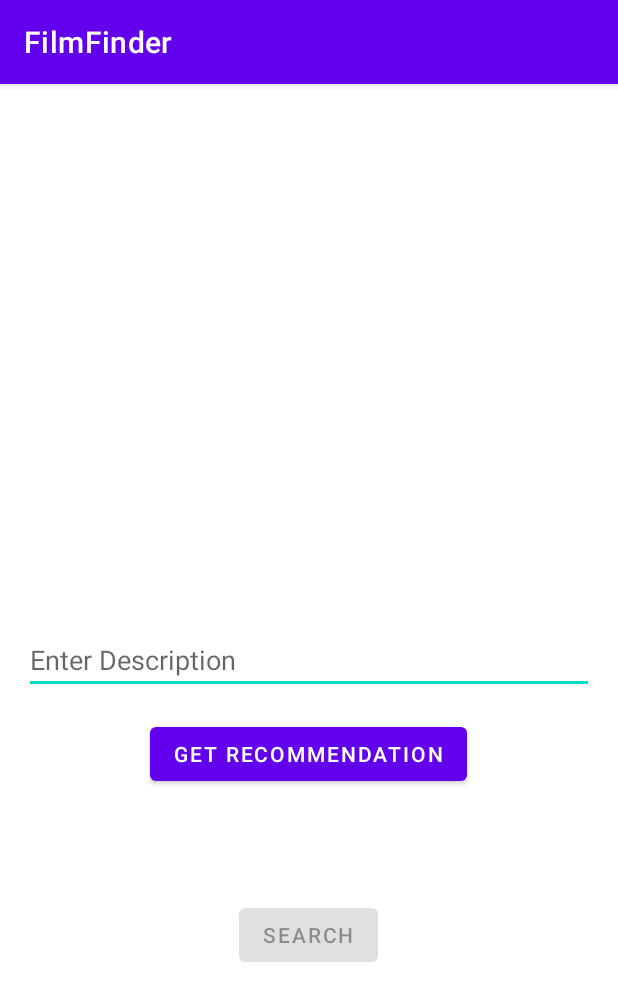
After one commit to fredlhn/FilmFinder, an Android app: the AIQueryActivity screen opened directly, with no data from a screen before it, on a phone screen of 412 x 824 dp. The commit adds this screen. Shown: the top 1001 px of the screen. Run offline under Robolectric (Android 15) with nearby library versions, the phone set to English and light mode, and no system bars; libraries missing offline, so code that uses them is left out: com.algolia.search; 2 statements that could not run were skipped.

Commit message:
update ai query activity

```diff
--- a/FilmFinder/app/src/main/AndroidManifest.xml
+++ b/FilmFinder/app/src/main/AndroidManifest.xml
@@ -36,6 +36,7 @@
         <activity android:name=".Activity.ResultActivity"></activity>
         <activity android:name=".Activity.MovieDetailActivity"></activity>
         <activity android:name=".Activity.AIRecommendActivity"></activity>
+        <activity android:name=".Activity.AIQueryActivity"></activity>
         <activity android:name=".Activity.SearchActivity"></activity>
 
 
--- /dev/null
+++ b/FilmFinder/app/src/main/java/com/sydney/filmfinder/Activity/AIQueryActivity.java
@@ -0,0 +1,148 @@
+package com.sydney.filmfinder.Activity;
+
+
+import android.content.Intent;
+import android.os.Bundle;
+import android.util.Log;
+import android.view.View;
+import android.widget.Button;
+import android.widget.EditText;
+import android.widget.TextView;
+import android.widget.Toast;
+
+import androidx.appcompat.app.AppCompatActivity;
+
+import com.algolia.search.saas.Query;
+import com.sydney.filmfinder.Class.Movie;
+import com.sydney.filmfinder.Class.MovieRecommendationRequest;
+import com.sydney.filmfinder.Class.MovieRecommendationResponse;
+import com.sydney.filmfinder.Interface.OpenAIApi;
+import com.sydney.filmfinder.R;
+
+import org.json.JSONArray;
+import org.json.JSONObject;
+
+import java.util.ArrayList;
+
+import retrofit2.Call;
+import retrofit2.Callback;
+import retrofit2.Response;
+import retrofit2.Retrofit;
+import retrofit2.converter.gson.GsonConverterFactory;
+
+import com.algolia.search.saas.Client;
+import com.algolia.search.saas.Query;
+import com.algolia.search.saas.Index;
+
+public class AIQueryActivity extends AppCompatActivity {
+
+    private EditText userInput;
+    private TextView MovieFilter;
+    private static final String ALGOLIA_APP_ID = "FXHWCT3O4N";
+    private static final String ALGOLIA_SEARCH_KEY = "68a5472b28853764b5842bced7c01242";
+    private static final String ALGOLIA_INDEX_NAME = "FilmFinder";
+
+    private Client mClient;
+    private Index mIndex;
+    Button searchButton;
+
+    // Your base API endpoint
+    private static final String BASE_URL = "https://api.openai.com/v1/";
+
+    // Your API key
+    private static final String API_KEY = "Bearer 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";
+
+    @Override
+    protected void onCreate(Bundle savedInstanceState) {
+        super.onCreate(savedInstanceState);
+        setContentView(R.layout.activity_ai_query);
+
+        userInput = findViewById(R.id.userInput);
+        MovieFilter = findViewById(R.id.movieFilter);
+
+        Button btnRecommend = findViewById(R.id.btnRecommend);
+        searchButton = findViewById(R.id.searchButton);
+        searchButton.setEnabled(false);
+
+        mClient = new Client(ALGOLIA_APP_ID, ALGOLIA_SEARCH_KEY);
+        mIndex = mClient.getIndex(ALGOLIA_INDEX_NAME);
+        btnRecommend.setOnClickListener(new View.OnClickListener() {
+            @Override
+            public void onClick(View v) {
+                String description = userInput.getText().toString();
+                fetchMovieRecommendation(description);
+            }
+        });
+        searchButton.setOnClickListener(new View.OnClickListener() {
+            @Override
+            public void onClick(View v) {
+                String filter = MovieFilter.getText().toString().trim().toLowerCase();
+                searchForMovie(filter);
+            }
+        });
+    }
+
+    private void fetchMovieRecommendation(String description) {
+        Retrofit retrofit = new Retrofit.Builder()
+                .baseUrl(BASE_URL)
+                .addConverterFactory(GsonConverterFactory.create())
+                .build();
+
+        OpenAIApi service = retrofit.create(OpenAIApi.class);
+
+        // Assuming a model and prompt setup for your use case
+        MovieRecommendationRequest request = new MovieRecommendationRequest("gpt-3.5-turbo-instruct", "In Algolia's filter syntax, spaces within attribute values can cause issues. You need to wrap the string you're filtering on in double quotes if it includes spaces.like this title:\\\"war room\\\" Base on the information in brackets, get Agolia filter.（"+description+")");
+
+        Call<MovieRecommendationResponse> call = service.getMovieRecommendation("application/json",API_KEY,request);
+        call.enqueue(new Callback<MovieRecommendationResponse>() {
+            @Override
+            public void onResponse(Call<MovieRecommendationResponse> call, Response<MovieRecommendationResponse> response) {
+                if (response.isSuccessful() && response.body() != null) {
+                    MovieFilter.setText(response.body().getCompletionText());
+                    searchButton.setEnabled(true);
+                } else {
+                    MovieFilter.setText("Failed to get filter.");
+                    searchButton.setEnabled(false);
+                }
+            }
+
+            @Override
+            public void onFailure(Call<MovieRecommendationResponse> call, Throwable t) {
+                MovieFilter.setText("Error: " + t.getMessage());
+            }
+        });
+    }
+
+    private void searchForMovie(String movieFilter) {
+        Query query = new Query("war room").setFilters(movieFilter);
+        mIndex.searchAsync(query, (content, error) -> {
+            if (error == null) {
+                JSONArray hits = content.optJSONArray("hits");
+                ArrayList<Movie> movies = new ArrayList<>();
+
+                if (hits != null) {
+                    for (int i = 0; i < hits.length(); i++) {
+                        JSONObject hit = hits.optJSONObject(i);
+                        if (hit != null) {
+                            String id = hit.optString("objectID");
+                            String title = hit.optString("Title");
+                            double rating = hit.optDouble("Rating");
+                            Log.d("movie",id+"\n"+title);
+                            movies.add(new Movie(id, title, rating));
+                        }
+                    }
+                }
+
+                if (movies.size() > 0) {
+                    Intent intent = new Intent(AIQueryActivity.this, ResultActivity.class);
+                    intent.putExtra("movies", movies);
+                    startActivity(intent);
+                } else {
+                    Toast.makeText(AIQueryActivity.this, "No movies found.", Toast.LENGTH_SHORT).show();
+                }
+            } else {
+                Toast.makeText(AIQueryActivity.this, "Error searching. Please try again.", Toast.LENGTH_SHORT).show();
+            }
+        });
+    }
+}
--- /dev/null
+++ b/FilmFinder/app/src/main/res/layout/activity_ai_query.xml
@@ -0,0 +1,42 @@
+<?xml version="1.0" encoding="utf-8"?>
+<RelativeLayout
+    xmlns:android="http://schemas.android.com/apk/res/android"
+    android:layout_width="match_parent"
+    android:layout_height="match_parent"
+    android:padding="16dp">
+
+    <EditText
+        android:id="@+id/userInput"
+        android:layout_width="match_parent"
+        android:layout_height="wrap_content"
+        android:hint="Enter Description"
+        android:layout_centerInParent="true"/>
+
+    <Button
+        android:id="@+id/btnRecommend"
+        android:layout_width="wrap_content"
+        android:layout_height="wrap_content"
+        android:text="Get Recommendation"
+        android:layout_below="@id/userInput"
+        android:layout_centerHorizontal="true"
+        android:layout_marginTop="16dp"/>
+
+    <TextView
+        android:id="@+id/movieFilter"
+        android:layout_width="match_parent"
+        android:layout_height="wrap_content"
+        android:textSize="18sp"
+        android:layout_below="@id/btnRecommend"
+        android:layout_marginTop="32dp"
+        android:gravity="center"/>
+
+    <Button
+        android:id="@+id/searchButton"
+        android:layout_width="wrap_content"
+        android:layout_height="wrap_content"
+        android:text="Search"
+        android:layout_below="@id/movieFilter"
+        android:layout_centerHorizontal="true"
+        android:layout_marginTop="16dp"/>
+
+</RelativeLayout>
```
Also changed, not shown: FilmFinder/app/src/main/java/com/sydney/filmfinder/Activity/MainActivity.java (+12 -0 lines), FilmFinder/app/src/main/res/layout/activity_main.xml (+8 -1 lines).
